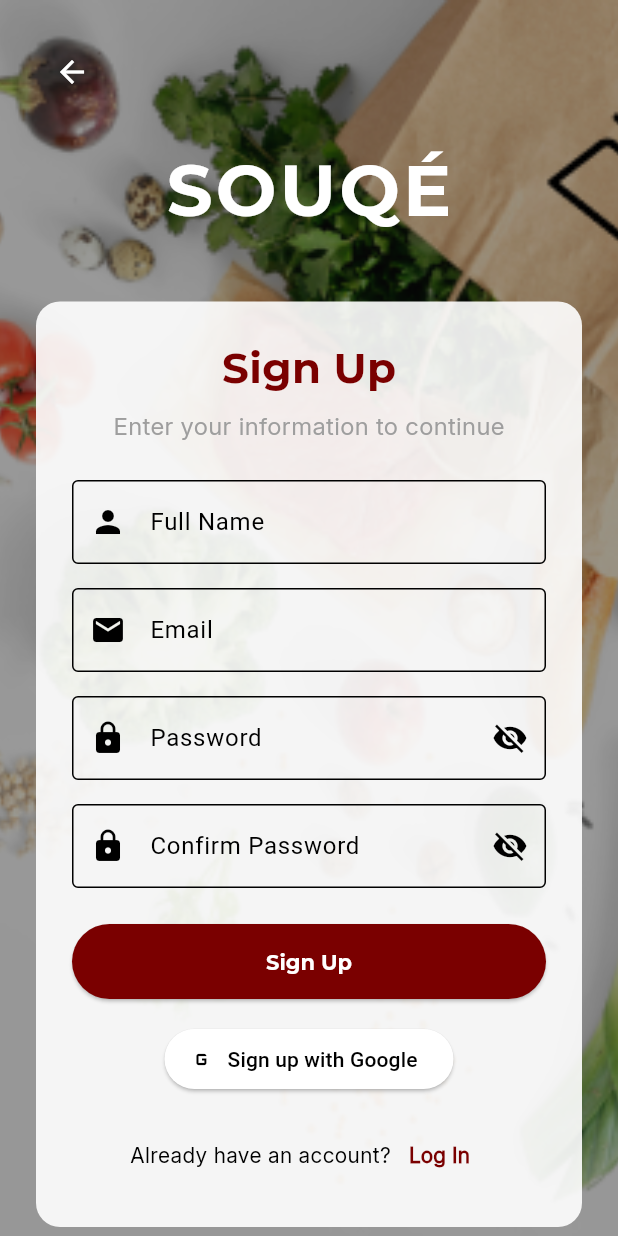
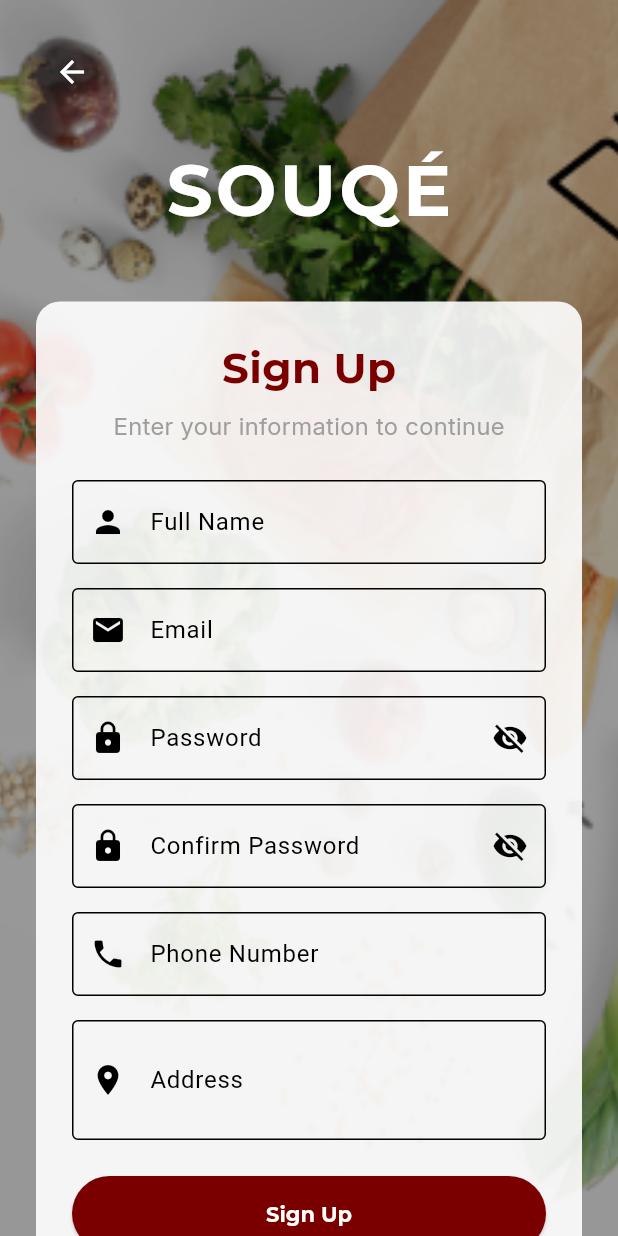
Before and after one commit to malakkkk806/SouqeApp-Custom, a Flutter app: the SignUpScreen screen opened by its route, on a phone screen of 412 x 824 dp. Run offline on Flutter 3.47's test engine with Material 3 defaults, Android fonts, the phone set to English and light mode, and no system bars; our stand-ins replace awesome_dialog, cloud_firestore, firebase_auth, firebase_core, geocoding, geolocator and 2 more; accounts and stored records are empty.

Commit message:
update signup checkout

```diff
--- a/lib/screens/auth/signup_screen.dart
+++ b/lib/screens/auth/signup_screen.dart
@@ -18,6 +18,8 @@ class _SignUpScreenState extends State<SignUpScreen> {
   final _emailController = TextEditingController();
   final _passwordController = TextEditingController();
   final _confirmPasswordController = TextEditingController();
+  final _phoneController = TextEditingController();
+  final _addressController = TextEditingController();
   final AuthService _authService = AuthService();
 
   bool _obscurePassword = true;
@@ -29,6 +31,8 @@ class _SignUpScreenState extends State<SignUpScreen> {
     _emailController.dispose();
     _passwordController.dispose();
     _confirmPasswordController.dispose();
+    _phoneController.dispose();
+    _addressController.dispose();
     super.dispose();
   }
 
@@ -62,8 +66,10 @@ class _SignUpScreenState extends State<SignUpScreen> {
           await FirebaseFirestore.instance.collection('users').doc(user.uid).set({
             'name': _nameController.text.trim(),
             'email': _emailController.text.trim(),
-          'phone': '', // You can add phone field here or update it later
+            'phone': _phoneController.text.trim(),
+            'address': _addressController.text.trim(),
             'createdAt': FieldValue.serverTimestamp(),
+            'updatedAt': FieldValue.serverTimestamp(),
           });
           Navigator.pushReplacementNamed(context, AppRoutes.medicalHistory);
         }
@@ -230,6 +236,30 @@ class _SignUpScreenState extends State<SignUpScreen> {
                                 return null;
                               },
                             ),
+                            const SizedBox(height: 16),
+                            TextFormField(
+                              controller: _phoneController,
+                              keyboardType: TextInputType.phone,
+                              decoration: const InputDecoration(
+                                labelText: 'Phone Number',
+                                prefixIcon: Icon(Icons.phone),
+                                border: OutlineInputBorder(),
+                              ),
+                              validator: (value) =>
+                                  value == null || value.isEmpty ? 'Enter your phone number' : null,
+                            ),
+                            const SizedBox(height: 16),
+                            TextFormField(
+                              controller: _addressController,
+                              maxLines: 2,
+                              decoration: const InputDecoration(
+                                labelText: 'Address',
+                                prefixIcon: Icon(Icons.location_on),
+                                border: OutlineInputBorder(),
+                              ),
+                              validator: (value) =>
+                                  value == null || value.isEmpty ? 'Enter your address' : null,
+                            ),
                             const SizedBox(height: 24),
                             SizedBox(
                               width: double.infinity,
```
Also changed, not shown: lib/widgets/cart/checkout_modal.dart (+70 -72 lines). Lines whose indentation alone changed are shown as unchanged.
